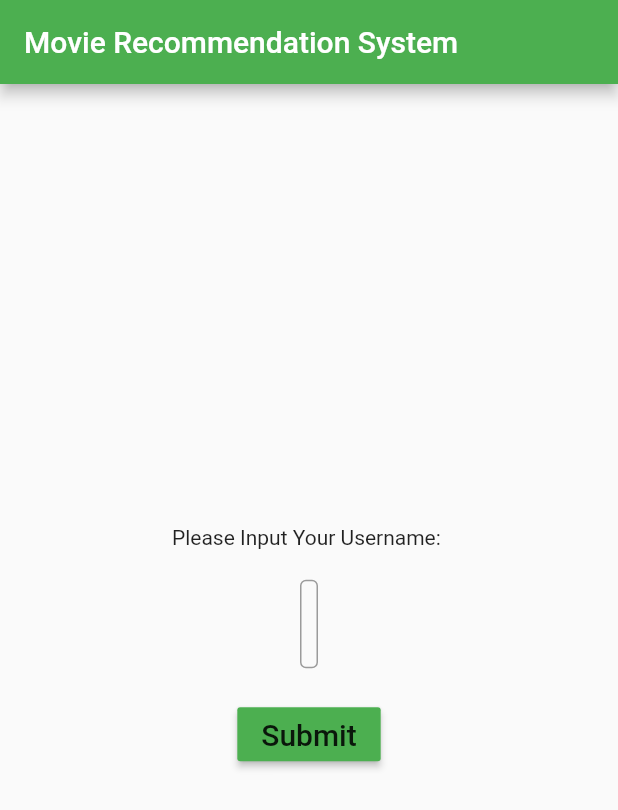
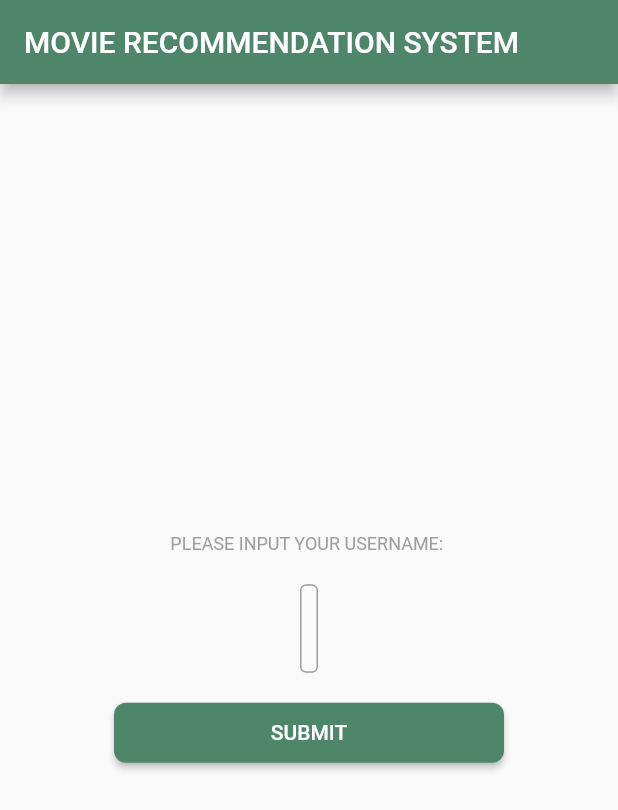
Before and after one commit to buzhidaoya/animeRecommendation, a Flutter app: the screen it shows after launch, on a phone screen of 412 x 824 dp. Shown: the top 810 px of the screen. Run offline on Flutter 3.47's test engine with Material 2 defaults, Android fonts, the light colour scheme and no system bars; our stand-ins replace flutter_linkify.

Commit message:
Changed theme color

```diff
--- a/recommend_client/client/lib/main.dart
+++ b/recommend_client/client/lib/main.dart
@@ -26,9 +26,11 @@ class MyApp extends StatelessWidget {
         // or simply save your changes to "hot reload" in a Flutter IDE).
         // Notice that the counter didn't reset back to zero; the application
         // is not restarted.
-        primarySwatch: Colors.green,
+        primaryColor: Color(0xff4D8669),
       ),
-      home: MyHomePage(title: 'Movie Recommendation System'),
+      home: MyHomePage(
+        title: 'MOVIE RECOMMENDATION SYSTEM',
+        ),
     );
   }
 }
@@ -52,20 +54,20 @@ class MyHomePage extends StatefulWidget {
 }
 
 class _MyHomePageState extends State<MyHomePage> {
-  int _counter = 0;
+  // int _counter = 0;
   String _result = '';
   String _username = '';
 
-  void _incrementCounter() {
-    setState(() {
-      // This call to setState tells the Flutter framework that something has
-      // changed in this State, which causes it to rerun the build method below
-      // so that the display can reflect the updated values. If we changed
-      // _counter without calling setState(), then the build method would not be
-      // called again, and so nothing would appear to happen.
-      _counter++;
-    });
-  }
+  // void _incrementCounter() {
+  //   setState(() {
+  //     // This call to setState tells the Flutter framework that something has
+  //     // changed in this State, which causes it to rerun the build method below
+  //     // so that the display can reflect the updated values. If we changed
+  //     // _counter without calling setState(), then the build method would not be
+  //     // called again, and so nothing would appear to happen.
+  //     _counter++;
+  //   });
+  // }
   void _getRecommendation() async {
       final http.Response response = await http.post(
         'http://127.0.0.1:5000/recommendation/' + _username,
@@ -128,7 +130,8 @@ class _MyHomePageState extends State<MyHomePage> {
             Container(
               padding: const EdgeInsets.all(20.0),
               child: Text(
-                'Please Input Your Username: ',
+                'PLEASE INPUT YOUR USERNAME: ',
+                style: TextStyle(color: Colors.grey, fontSize: 12),
               ),
             ),
             Container(
@@ -147,12 +150,17 @@ class _MyHomePageState extends State<MyHomePage> {
 
             Container(
               padding: const EdgeInsets.all(20.0),
+              width: 300.0,
+              height: 80.0,
               child: RaisedButton(
-                child: Text('Submit', style: TextStyle(fontSize: 20)),
+                child: Text('SUBMIT', style: TextStyle(color: Colors.white, fontSize: 14)),
                 onPressed: () {
                   _getRecommendation();
                 },
-                color: Colors.green,
+                color: Color(0xff4D8669),
+                shape: RoundedRectangleBorder(
+                  borderRadius: BorderRadius.all(Radius.circular(8)),
+                ),
               ),
             ),
             Linkify(
@@ -164,8 +172,8 @@ class _MyHomePageState extends State<MyHomePage> {
                   }
               },
               text: "$_result",
-              // style: TextStyle(color: Colors.yellow),
-              // linkStyle: TextStyle(color: Colors.red),
+              style: TextStyle(color: Color(0xff4A5C50)),
+              linkStyle: TextStyle(color: Color(0xffBBBBAD)),
             ),
             // Text(
             //   '$_result',
```
